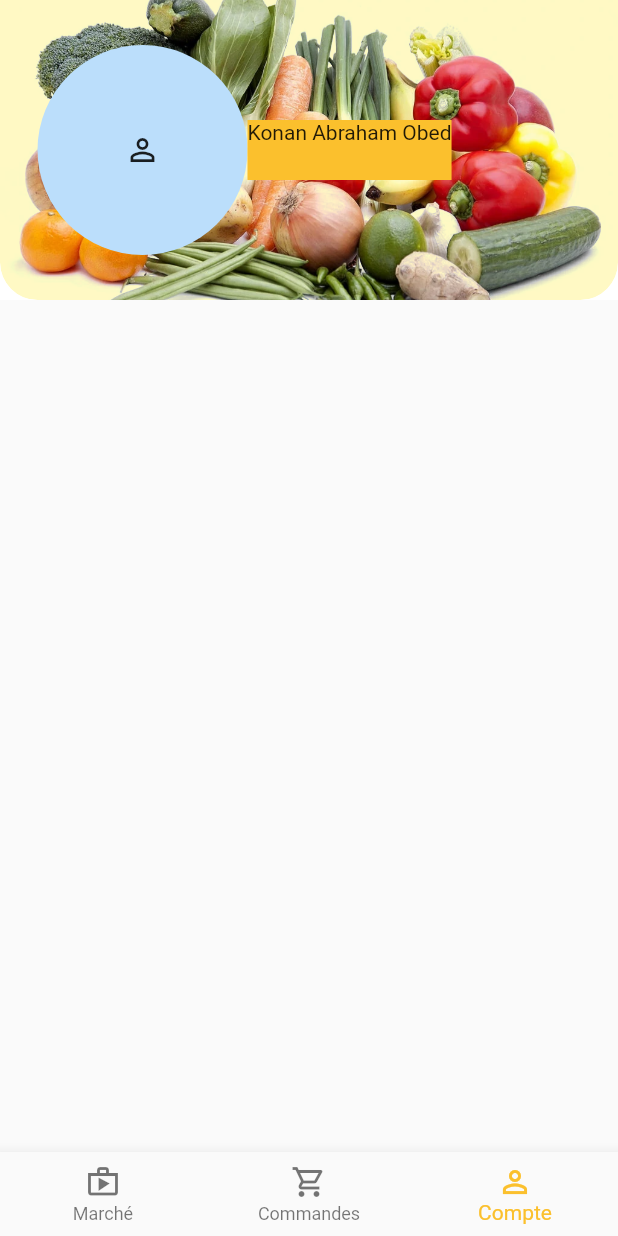
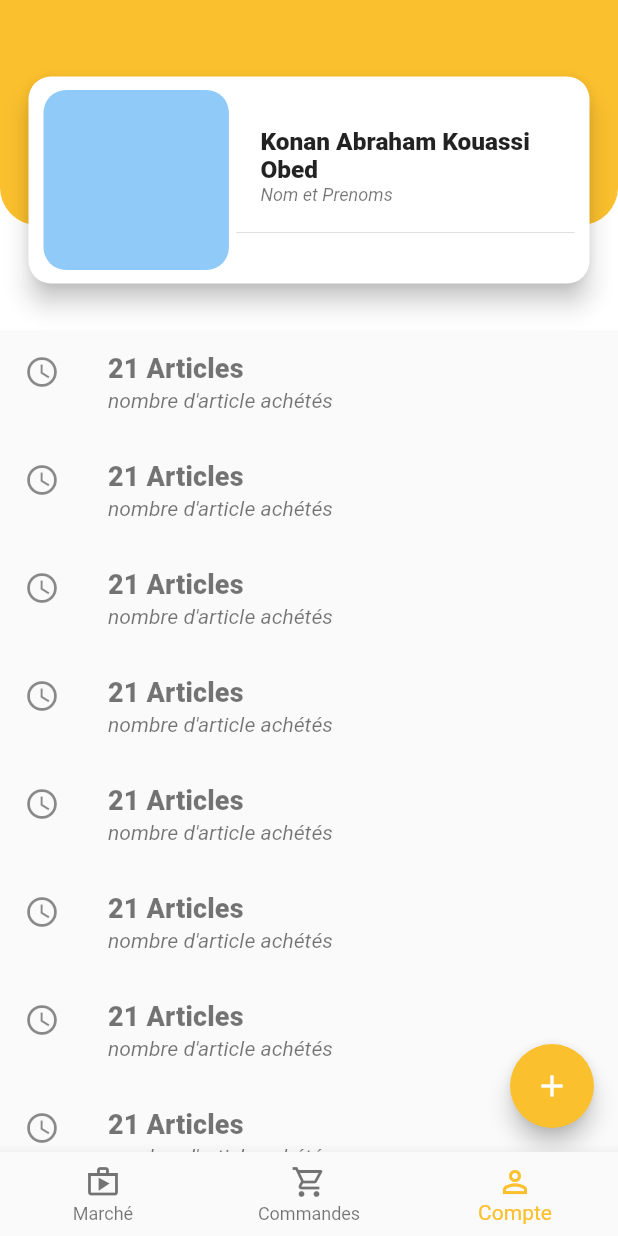
Before and after one commit to ofceab/manne_ui, a Flutter app: the screen it shows after launch, item 3 of the bottom bar chosen, on a phone screen of 412 x 824 dp. Run offline on Flutter 3.47's test engine with Material 2 defaults, Android fonts, the phone set to English and light mode, and no system bars; our stand-ins replace cloud_firestore, firebase_core, flutter_bloc; accounts and stored records are empty.

Commit message:
Started account screen

```diff
--- a/lib/main.dart
+++ b/lib/main.dart
@@ -1,4 +1,3 @@
-import 'package:device_preview/device_preview.dart';
 import 'package:flutter/foundation.dart';
 import 'package:flutter/material.dart';
 import 'package:flutter_bloc/flutter_bloc.dart';
@@ -9,9 +8,10 @@ import 'presentation/screens/root.dart';
 // Import the firebase_core plugin
 
 void main() {
-  runApp(DevicePreview(
-    enabled: !kReleaseMode,
-    builder: (context)=>App()));
+  // runApp(DevicePreview(
+  //   enabled: !kReleaseMode,
+  //   builder: (context)=>App()));
+  runApp(App());
 }
 
 class App extends StatelessWidget {
--- a/lib/presentation/screens/account/account.dart
+++ b/lib/presentation/screens/account/account.dart
@@ -1,67 +1,135 @@
 import 'package:flutter/material.dart';
-import 'package:manne/presentation/widgets/cart_list_item.dart';
-import 'package:manne/presentation/widgets/orders_info_bar.dart';
 
 class Account extends StatelessWidget {
   @override
   Widget build(BuildContext context) {
     return Scaffold(
+      floatingActionButton: FloatingActionButton(
+        child: Icon(Icons.add),
+        backgroundColor: Colors. yellow[700],
+        onPressed: (){
+          //TODO
+        },
+      ),
         body: CustomScrollView(
       slivers: [
         SliverAppBar(
+          backgroundColor: Colors.white,
+          floating: true,
           pinned: true,
-            floating: true,
-            collapsedHeight: 80,
-            backgroundColor: Colors.white,
-            title: Text(''),
-            expandedHeight: 200,
-            flexibleSpace: ClipRRect(
-              borderRadius: const BorderRadius.only(
-                bottomLeft: Radius.circular(25),
-                bottomRight: Radius.circular(25),
-              ),
+          collapsedHeight: 175,
+          expandedHeight: 220,
+          flexibleSpace: Container(
+            height: 220,
             child: Stack(
               children: [
                 Container(
-                    height: 200,
+                    height: 150,
                     decoration: BoxDecoration(
-                        borderRadius: const BorderRadius.only(
+                        color: Colors.yellow[700],
+                        borderRadius: BorderRadius.only(
+                          bottomRight: Radius.circular(25),
                           bottomLeft: Radius.circular(25),
-                          bottomRight: Radius.circular(25),
-                        ),
-                        image: DecorationImage(
-                            fit: BoxFit.cover,
-                            colorFilter: ColorFilter.mode(
-                                Colors.yellow[100], BlendMode.darken),
-                            image: AssetImage('assets/header-image.webp'))),
-                    child: Center(
-                      child: Text(''),
+                        ))),
+                buildPositioned(context),
+              ],
             ),
           ),
-                  Positioned(
-                    top: 30,
-                    left: 25,
-                    child: Row(
-                      children: [
-                        CircleAvatar(
-                          minRadius: 50,
-                          maxRadius: 70,
-                          child: Icon(Icons.person_outline_outlined),
         ),
-                        Container(
-                          height: 40,
-                          color: Colors.yellow[700],
-                          child: Text('Konan Abraham Obed'),
+        SliverList(
+          delegate: SliverChildBuilderDelegate((context, index) {
+            return ListTile(
+              leading: Icon(
+                Icons.watch_later_outlined,
+              ),
+              subtitle: Text(
+                'nombre d\'article achétés',
+                style: TextStyle(fontStyle: FontStyle.italic),
+              ),
+              title: Text(
+                '21 Articles',
+                style: Theme.of(context).textTheme.subtitle2.copyWith(
+                    fontSize: 18,
+                    fontWeight: FontWeight.w900,
+                    color: Colors.black54),
+              ),
+            );
+          }, childCount: 10),
         )
       ],
+    ));
+  }
+
+  Positioned buildPositioned(BuildContext context) {
+    return Positioned(
+      bottom: 15,
+      left: 0,
+      right: 0,
+      child: Container(
+          width: MediaQuery.of(context).size.width,
+          padding: const EdgeInsets.symmetric(horizontal: 15, vertical: 12),
+          height: 170,
+          child: Card(
+            shape:
+                RoundedRectangleBorder(borderRadius: BorderRadius.circular(15)),
+            elevation: 7,
+            child: Padding(
+              padding: const EdgeInsets.symmetric(
+                horizontal: 10,
               ),
-                  )
+              child: Column(
+                mainAxisAlignment: MainAxisAlignment.center,
+                children: [
+                  Row(
+                    children: [
+                      Container(
+                        decoration: BoxDecoration(
+                            color: Colors.blue[200],
+                            borderRadius: BorderRadius.circular(15)),
+                        width: MediaQuery.of(context).size.width * .3,
+                        height: 120,
+                      ),
+                      SizedBox(
+                        width: 5,
+                      ),
+                      Expanded(
+                        child: Container(
+                          height: 90,
+                          child: Column(
+                            crossAxisAlignment: CrossAxisAlignment.start,
+                            children: [
+                              ListTile(
+                                title: Text(
+                                  'Konan Abraham Kouassi Obed',
+                                  style: Theme.of(context)
+                                      .textTheme
+                                      .subtitle1
+                                      .copyWith(
+                                        fontSize: 16.3,
+                                        fontWeight: FontWeight.w800,
+                                      ),
+                                ),
+                                subtitle: Text(
+                                  'Nom et Prenoms',
+                                  style: Theme.of(context)
+                                      .textTheme
+                                      .caption
+                                      .copyWith(
+                                          fontStyle: FontStyle.italic,
+                                          color: Colors.black54),
+                                ),
+                              ),
+                              Divider(),
                             ],
                           ),
                         ),
                       ),
                     ],
+                  )
+                ],
               ),
+            ),
+          )),
     );
   }
 }
--- a/pubspec.yaml
+++ b/pubspec.yaml
@@ -36,6 +36,7 @@ dependencies:
 dev_dependencies:
   flutter_test:
     sdk: flutter
+  lint: ^1.0.0
 
 # For information on the generic Dart part of this file, see the
 # following page: https://dart.dev/tools/pub/pubspec
```
Also changed, not shown: lib/presentation/widgets/d.dart (+76 -20 lines), lib/presentation/widgets/desss.dart (added, +91 -0 lines), pubspec.lock, 1 other file. Lines whose indentation alone changed are shown as unchanged.
